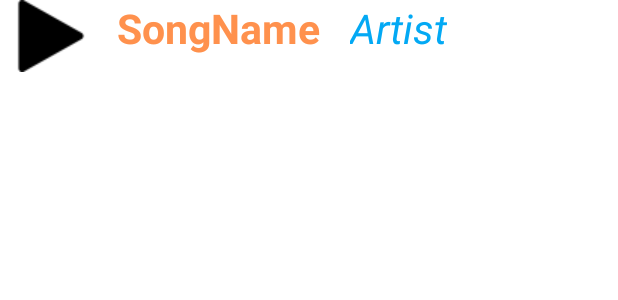
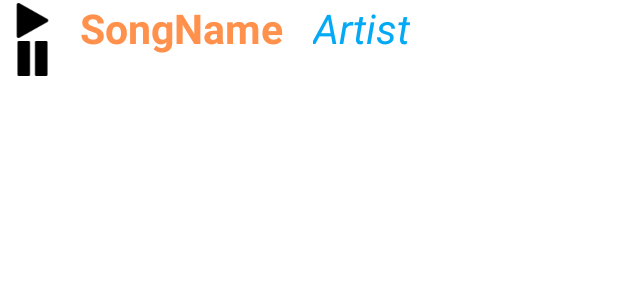
Before and after one commit to jmaham23/AndroidLocalAudioPlayer, an Android app: the layout audio.xml on its own in the app's theme, with its tools: preview values and no code run, on a phone screen of 412 x 824 dp. Shown: the top 300 px of the screen. Run offline under Robolectric (Android 15) with nearby library versions, the phone set to English and light mode, and no system bars.

Commit message:
Working on adapting song items for list view

```diff
--- a/app/src/main/res/layout/audio.xml
+++ b/app/src/main/res/layout/audio.xml
@@ -7,11 +7,22 @@
 
     <ImageView
         android:id="@+id/play_icon"
-        android:layout_width="wrap_content"
-        android:layout_height="wrap_content"
+        android:layout_marginLeft="10dp"
+        android:layout_marginTop="2dp"
+        android:layout_width="23dp"
+        android:layout_height="23dp"
+        android:layout_marginRight="10dp"
+        android:src="@drawable/play48"/>
+
+    <ImageView
+        android:id="@+id/pause_icon"
+        android:layout_width="23dp"
+        android:layout_marginTop="2dp"
+        android:layout_height="23dp"
         android:layout_marginLeft="10dp"
         android:layout_marginRight="10dp"
-        android:src="@drawable/play48"/>
+        android:layout_below="@id/play_icon"
+        android:src="@drawable/pause48"/>
 
     <!--drawn after image view-->
 
@@ -24,7 +35,7 @@
         android:text="SongName"
         android:textStyle="bold"
         android:textColor="@color/orange"
-        android:layout_toRightOf="@id/play_icon"
+        android:layout_toRightOf="@id/pause_icon"
         android:textSize="27sp" />
 
     <TextView
```
Also changed, not shown: app/src/main/java/com/example/musicplayer/MainActivity.java (+7 -1 lines), app/src/main/java/com/example/musicplayer/MusicAdapter.java (added, +73 -0 lines), app/src/main/java/com/example/musicplayer/SongFragment.java (+17 -3 lines).
